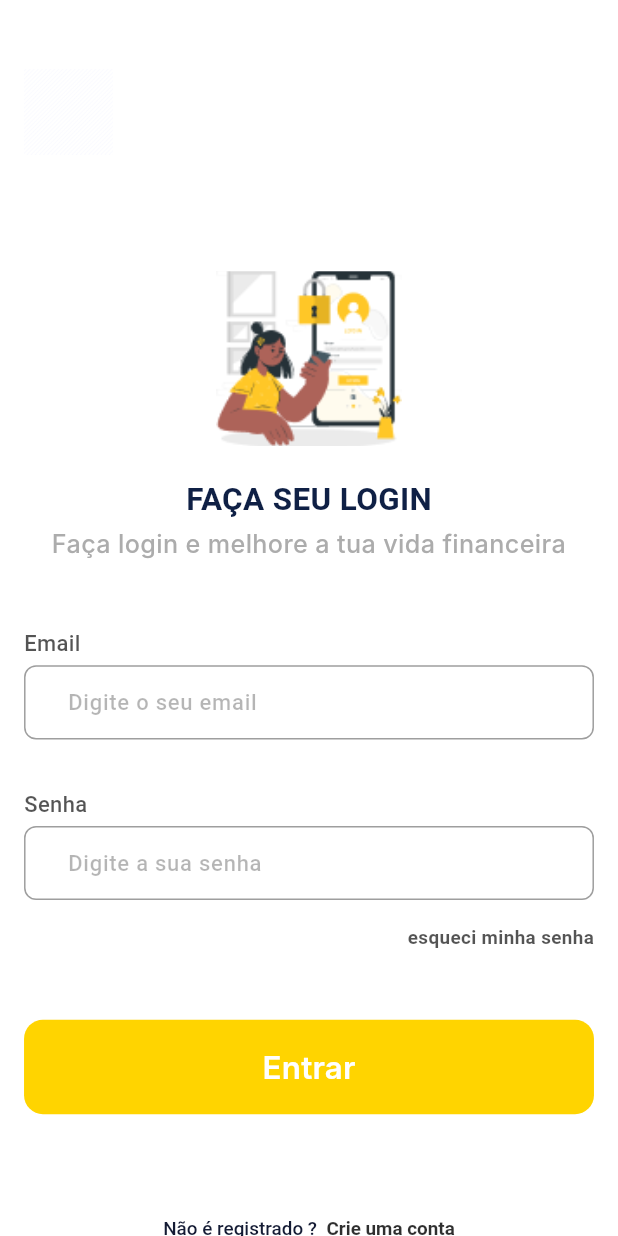
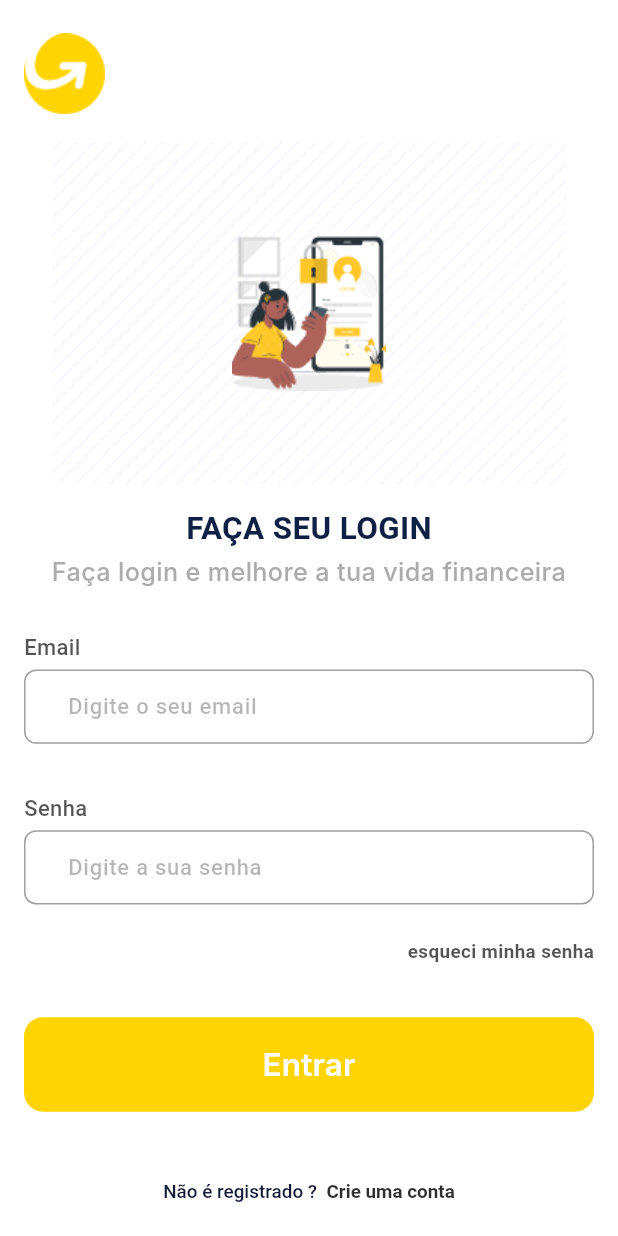
Before and after one commit to WUNDU/wundu-mobile, a Flutter app: the LoginScreen screen opened by its route, on a phone screen of 412 x 824 dp. Run offline on Flutter 3.47's test engine with Material 3 defaults, Android fonts, the phone set to English and light mode, and no system bars; our stand-ins replace cached_network_image, dotted_border, equatable, flutter_bloc, flutter_screenutil, flutter_svg and 3 more; accounts and stored records are empty; Roboto replaces fonts that are missing (Inter, Poppins).

Commit message:
♻️ refactor: improve the look and feel of the login and make it more similar to the prototype

```diff
--- a/lib/views/auth/login/login_screen.dart
+++ b/lib/views/auth/login/login_screen.dart
@@ -55,36 +55,56 @@ class LoginScreen extends StatelessWidget {
           child: Scaffold(
             backgroundColor: appTheme.whiteA700,
             resizeToAvoidBottomInset: true,
-            body: SafeArea(
-              child: Form(
+            body: Form(
               key: _formKey,
-                child: SingleChildScrollView(
-                  child: Container(
-                    width: double.maxFinite,
-                    padding: EdgeInsets.only(
-                      left: 14.w,
-                      top: 40.w,
-                      right: 14.w,
+              child: LayoutBuilder(
+                builder: (context, constraints) {
+                  return Center(
+                    child: constraints.maxHeight < SizeExtension(800).h
+                        ? SingleChildScrollView(
+                            padding: EdgeInsets.symmetric(horizontal: 14.w),
+                            child: _buildContent(context, state),
+                          )
+                        : Padding(
+                            padding: EdgeInsets.symmetric(horizontal: 14.w),
+                            child: _buildContent(context, state),
                           ),
-                    child: Column(
-                      mainAxisSize: MainAxisSize.max,
+                  );
+                },
+              ),
+            ),
+          ),
+        );
+      },
+    );
+  }
+
+  Widget _buildContent(BuildContext context, LoginScreenState state) {
+    return Column(
+      mainAxisSize: MainAxisSize.min,
+      children: [
+        CustomImageView(
+          imagePath: ImageConstant.logo,
+          alignment: Alignment.centerLeft,
+        ),
+        SizedBox(height: 16.w), // Reduced spacing
+        Stack(
+          alignment: Alignment.center,
           children: [
             CustomImageView(
               imagePath: ImageConstant.backgroundSmall,
-                          height: 50.w,
-                          width: 52.w,
-                          alignment: Alignment.centerLeft,
+              height: 200.w, // Adjusted height
+              width: 300.w, // Adjusted width
             ),
-                        SizedBox(height: 68.w),
-                        // Image that changes depending on error state
             CustomImageView(
-                          imagePath: state.hasError
-                              ? ImageConstant.pana
-                              : ImageConstant.cuate,
-                          height: 102.w,
-                          width: 108.w,
+              imagePath:
+                  state.hasError ? ImageConstant.pana : ImageConstant.cuate,
+              height: 90.w, // Adjusted height
+              width: 90.w, // Adjusted width
             ),
-                        SizedBox(height: 18.w),
+          ],
+        ),
+        SizedBox(height: 12.w), // Reduced spacing
         Text(
           "faça seu login".toUpperCase(),
           style: CustomTextStyles.titleLargePoppinsBluegray900,
@@ -103,7 +123,7 @@ class LoginScreen extends StatelessWidget {
           maxLines: 2,
           textAlign: TextAlign.center,
         ),
-                        SizedBox(height: 38.w),
+        SizedBox(height: 24.w), // Reduced spacing
         SizedBox(
           width: double.maxFinite,
           child: Column(
@@ -122,20 +142,16 @@ class LoginScreen extends StatelessWidget {
                       controller: emailController,
                       hintText: "Digite o seu email",
                       textInputType: TextInputType.emailAddress,
-                                    contentPadding: EdgeInsets.fromLTRB(
-                                        22.w, 14.w, 22.w, 10.w),
+                      contentPadding:
+                          EdgeInsets.fromLTRB(22.w, 14.w, 22.w, 10.w),
                       borderDecoration: OutlineInputBorder(
                         borderSide: BorderSide(
-                                        color: state.isEmailValid
-                                            ? Colors.grey
-                                            : Colors.red,
+                          color: state.isEmailValid ? Colors.grey : Colors.red,
                           width: 1.0,
                         ),
                         borderRadius: BorderRadius.circular(8),
                       ),
-                                    fillColor: state.isEmailValid
-                                        ? null
-                                        : Colors.red[50],
+                      fillColor: state.isEmailValid ? null : Colors.red[50],
                       validator: (value) {
                         if (value == null || value.isEmpty) {
                           context
@@ -157,8 +173,7 @@ class LoginScreen extends StatelessWidget {
                             .add(EmailChangedEvent(value));
                       },
                     );
-                                },
-                              ),
+                  }),
             ],
           ),
         ),
@@ -181,29 +196,25 @@ class LoginScreen extends StatelessWidget {
                       controller: passwordController,
                       hintText: "Digite a sua senha",
                       textInputAction: TextInputAction.done,
-                                    textInputType:
-                                        TextInputType.visiblePassword,
+                      textInputType: TextInputType.visiblePassword,
                       obscureText: true,
-                                    contentPadding: EdgeInsets.fromLTRB(
-                                        22.w, 14.w, 22.w, 10.w),
+                      contentPadding:
+                          EdgeInsets.fromLTRB(22.w, 14.w, 22.w, 10.w),
                       borderDecoration: OutlineInputBorder(
                         borderSide: BorderSide(
-                                        color: state.isPasswordValid
-                                            ? Colors.grey
-                                            : Colors.red,
+                          color:
+                              state.isPasswordValid ? Colors.grey : Colors.red,
                           width: 1.0,
                         ),
                         borderRadius: BorderRadius.circular(8),
                       ),
-                                    fillColor: state.isPasswordValid
-                                        ? null
-                                        : Colors.red[50],
+                      fillColor: state.isPasswordValid ? null : Colors.red[50],
                       validator: (value) {
                         if (value == null ||
-                                          (!isValidPassword(value,
-                                              isRequired: true))) {
-                                        context.read<LoginScreenBloc>().add(
-                                            PasswordValidationErrorEvent());
+                            (!isValidPassword(value, isRequired: true))) {
+                          context
+                              .read<LoginScreenBloc>()
+                              .add(PasswordValidationErrorEvent());
                           return "Por favor insere a sua senha";
                         }
                         return null;
@@ -214,12 +225,11 @@ class LoginScreen extends StatelessWidget {
                             .add(PasswordChangedEvent(value));
                       },
                     );
-                                },
-                              )
+                  }),
             ],
           ),
         ),
-                        SizedBox(height: 14.w),
+        SizedBox(height: 20.w), // Reduced spacing
         Align(
           alignment: Alignment.centerRight,
           child: GestureDetector(
@@ -228,12 +238,11 @@ class LoginScreen extends StatelessWidget {
             },
             child: Text(
               "esqueci minha senha",
-                              style: CustomTextStyles
-                                  .labelLargePoppinsBlack90001SemiBold,
+              style: CustomTextStyles.labelLargePoppinsBlack90001SemiBold,
             ),
           ),
         ),
-                        SizedBox(height: 40.w),
+        SizedBox(height: 30.w), // Reduced spacing
         BlocSelector<LoginScreenBloc, LoginScreenState, bool>(
           selector: (state) => state.isLoading,
           builder: (context, isLoading) {
@@ -244,20 +253,16 @@ class LoginScreen extends StatelessWidget {
                 : CustomElevatedButton(
                     text: "Entrar",
                     buttonStyle: CustomButtonStyles.fillYellowA,
-                                    buttonTextStyle:
-                                        CustomTextStyles.titleLargeSemiBold,
+                    buttonTextStyle: CustomTextStyles.titleLargeSemiBold,
                     onPressed: () {
                       if (_formKey.currentState!.validate()) {
-                                        // Dispatch the SubmitLoginEvent to the bloc
-                                        context
-                                            .read<LoginScreenBloc>()
-                                            .add(SubmitLoginEvent());
+                        context.read<LoginScreenBloc>().add(SubmitLoginEvent());
                       }
                     },
                   );
           },
         ),
-                        SizedBox(height: 60.w),
+        SizedBox(height: 40.w), // Reduced spacing
         GestureDetector(
           onTap: () {
             onTapSignup(context);
@@ -267,38 +272,18 @@ class LoginScreen extends StatelessWidget {
               children: [
                 TextSpan(
                   text: "Não é registrado ? ",
-                                  style: CustomTextStyles
-                                      .labelLargePoppinsGray90002_1,
+                  style: CustomTextStyles.labelLargePoppinsGray90002_1,
                 ),
                 TextSpan(
                   text: " Crie uma conta",
-                                  style: CustomTextStyles
-                                      .labelLargePoppinsBlack90001SemiBold_1,
+                  style: CustomTextStyles.labelLargePoppinsBlack90001SemiBold_1,
                 ),
               ],
             ),
             textAlign: TextAlign.left,
           ),
         ),
-                        Align(
-                          alignment: Alignment.centerRight,
-                          child: SizedBox(
-                            width: 172.w,
-                            child: Divider(
-                              color: appTheme.whiteA700,
-                              endIndent: 76.w,
-                            ),
-                          ),
-                        )
       ],
-                    ),
-                  ),
-                ),
-              ),
-            ),
-          ),
-        );
-      },
     );
   }
 
```
Lines whose indentation alone changed are shown as unchanged.
